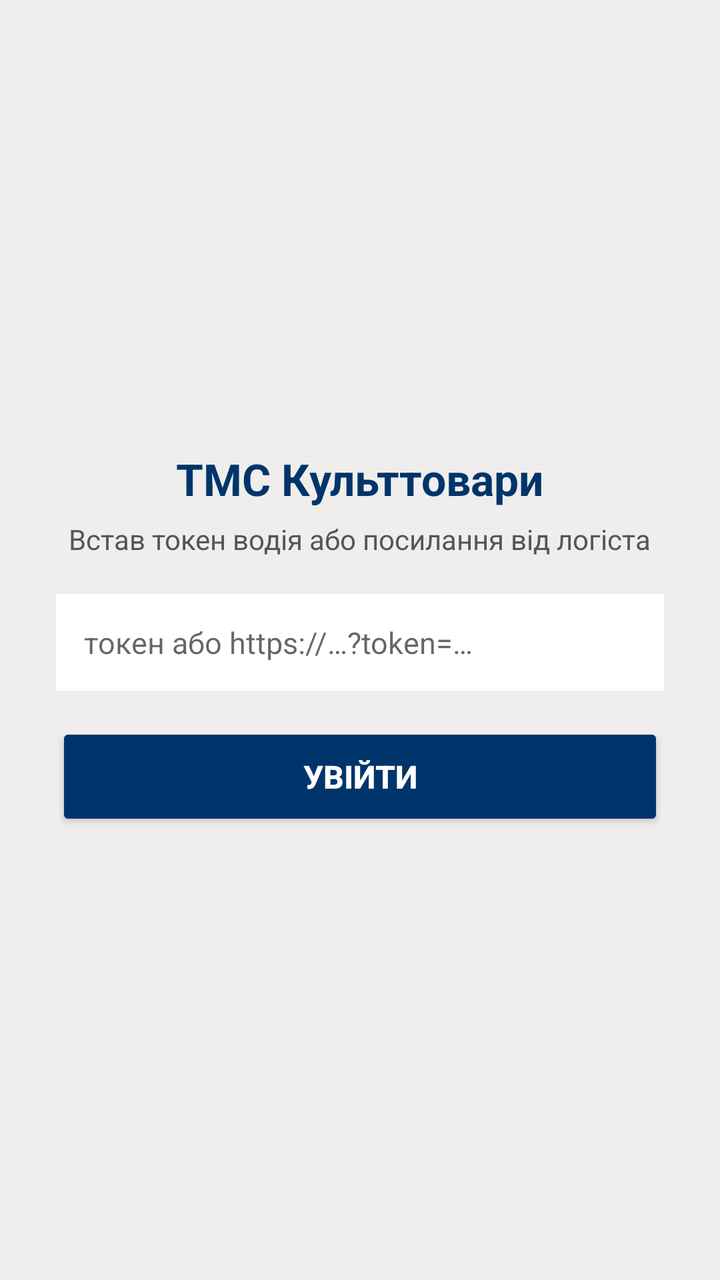
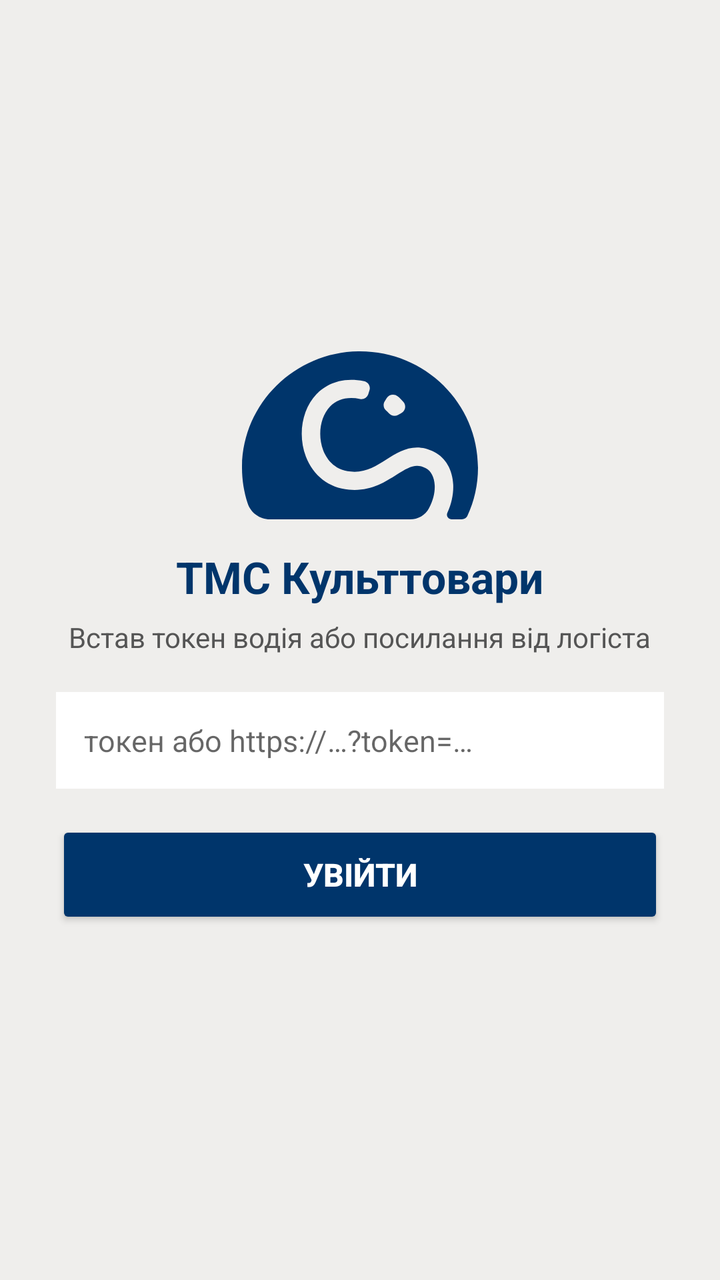

An Android layout rendered at two revisions. The XML below is the earlier revision; the diff shows what the commit changed to produce the second picture.
<!-- AndroidManifest.xml: application theme Theme.TMS -->
<!-- res/layout/activity_token.xml -->
<?xml version="1.0" encoding="utf-8"?>
<LinearLayout xmlns:android="http://schemas.android.com/apk/res/android"
    android:layout_width="match_parent" android:layout_height="match_parent"
    android:orientation="vertical" android:gravity="center"
    android:padding="28dp" android:background="#EFEEEC">

    <TextView
        android:layout_width="wrap_content" android:layout_height="wrap_content"
        android:text="@string/app_name" android:textSize="22sp"
        android:textStyle="bold" android:textColor="#00356B"
        android:layout_marginBottom="6dp"/>

    <TextView
        android:layout_width="wrap_content" android:layout_height="wrap_content"
        android:text="Встав токен водія або посилання від логіста"
        android:textSize="14sp" android:textColor="#555555"
        android:layout_marginBottom="18dp"/>

    <EditText
        android:id="@+id/tokenInput"
        android:layout_width="match_parent" android:layout_height="wrap_content"
        android:hint="токен або https://…?token=…"
        android:inputType="textUri" android:background="#FFFFFF"
        android:padding="14dp" android:textSize="15sp"/>

    <Button
        android:id="@+id/tokenSave"
        android:layout_width="match_parent" android:layout_height="54dp"
        android:layout_marginTop="16dp" android:text="Увійти"
        android:textStyle="bold" android:textSize="16sp"
        android:backgroundTint="#00356B" android:textColor="#FFFFFF"/>
</LinearLayout>
<!-- resources referenced by this layout -->
<resources>
  <string name="app_name">ТМС Культтовари</string>
  <style name="Theme.TMS" parent="Theme.AppCompat.DayNight.NoActionBar">
          <item name="colorPrimary">#00356B</item>
          <item name="colorPrimaryDark">#00274F</item>
          <item name="colorAccent">#E82A2C</item>
          <item name="android:statusBarColor">#00356B</item>
      </style>
</resources>

<!-- the commit's change to res/layout/activity_token.xml (unified diff, before → after) -->
@@ -3,6 +3,11 @@
     android:layout_width="match_parent" android:layout_height="match_parent"
     android:orientation="vertical" android:gravity="center"
     android:padding="28dp" android:background="#EFEEEC">
+
+    <ImageView
+        android:layout_width="118dp" android:layout_height="84dp"
+        android:src="@drawable/logo_navy" android:contentDescription="@string/app_name"
+        android:layout_marginBottom="14dp"/>
 
     <TextView
         android:layout_width="wrap_content" android:layout_height="wrap_content"
<!-- resource entries referenced after the edit -->
@@ -1,5 +1,11 @@
 <!-- resources referenced by this layout -->
 <resources>
+  <!-- drawable logo_navy (drawable) -->
+  <vector xmlns:android="http://schemas.android.com/apk/res/android"
+      android:width="118dp" android:height="84dp"
+      android:viewportWidth="289" android:viewportHeight="205">
+      <path android:fillColor="#00356B" android:pathData="M142.601,0.023 C64.698,0.997 1.075,63.43 0.014,139.957 C-0.208,155.848 2.24,171.156 6.938,185.468 C10.75,197.1 21.754,205 34.204,205 L205.98,205 C215.573,205 224.386,199.813 228.897,191.501 C234.352,181.472 236.357,171.522 235.996,163.725 C235.553,153.673 231.543,145.979 225.015,142.624 C212.857,136.373 204.767,140.873 189.054,150.788 C174.599,159.913 156.613,171.259 130.979,168.878 C106.43,166.611 87.184,151.83 78.185,128.359 C68.102,102.025 73.522,70.677 91.381,52.106 C99.972,43.153 118.448,30.101 149.444,36.364 C154.584,37.405 157.708,42.546 156.146,47.469 L154.643,52.186 C153.302,56.4 148.942,58.964 144.536,58.117 C129.196,55.129 116.618,58.289 107.852,67.391 C95.927,79.802 92.36,102.14 99.389,120.504 C102.816,129.435 111.745,144.731 133.112,146.723 C150.947,148.383 163.502,140.449 176.791,132.057 C192.889,121.901 211.155,110.372 235.506,122.886 C249.401,130.03 257.841,144.548 258.645,162.752 C259.088,172.896 257.037,184.941 251.465,197.043 C249.751,200.764 252.561,204.989 256.722,204.989 L269.16,204.989 C272.156,204.989 274.872,203.271 276.107,200.592 C284.396,182.708 289,162.844 289,141.914 C289,62.926 223.278,-1.007 142.601,0.012 Z M179.95,75.703 C178.796,74.398 177.642,73.276 176.453,72.268 C173.177,69.475 172.513,64.723 174.751,61.06 L177.14,57.144 C179.996,52.461 186.408,51.408 190.709,54.854 C193.169,56.823 195.372,58.964 197.878,62.102 C201.387,66.475 200.011,72.898 195.01,75.509 L190.965,77.615 C187.282,79.539 182.689,78.783 179.95,75.692 Z"/>
+  </vector>
   <string name="app_name">ТМС Культтовари</string>
   <style name="Theme.TMS" parent="Theme.AppCompat.DayNight.NoActionBar">
           <item name="colorPrimary">#00356B</item>
